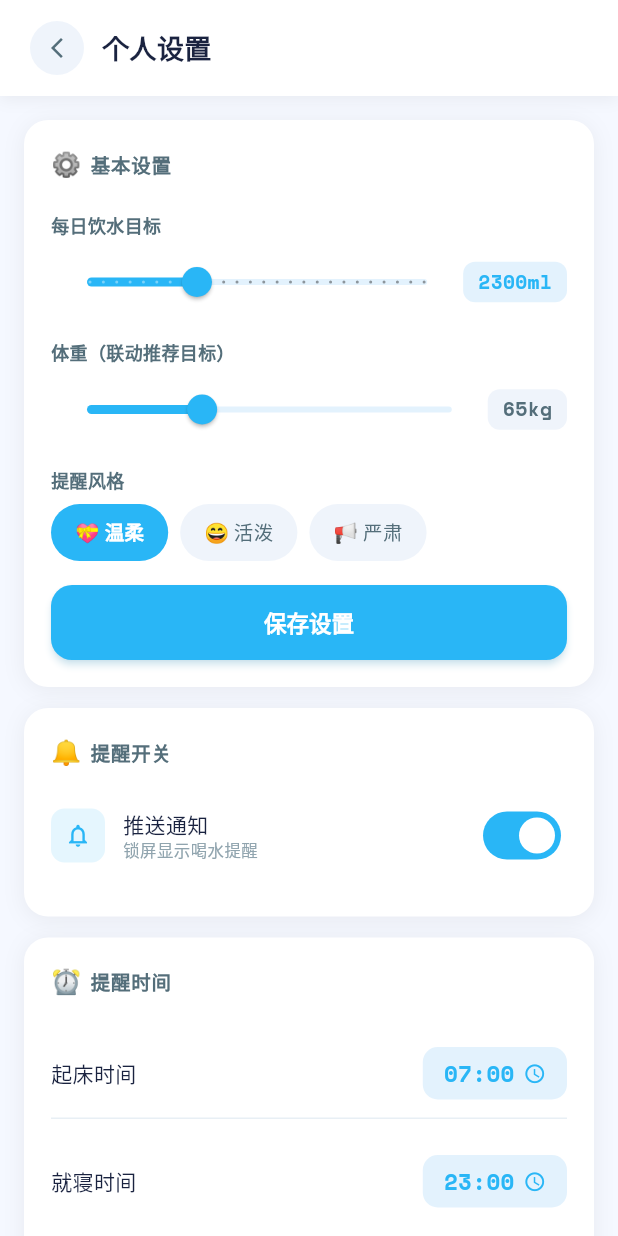
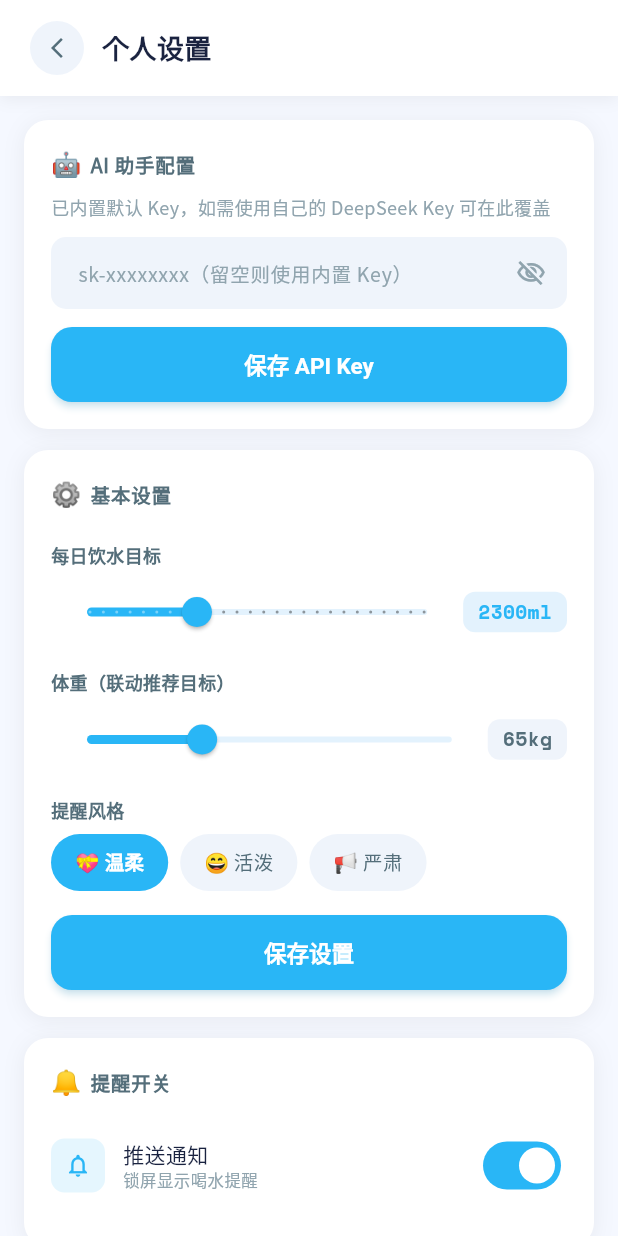
Before and after one commit to MongoRolls/flutter, a Flutter app: the SettingsScreen screen opened by its route, on a phone screen of 412 x 824 dp. Run offline on Flutter 3.47's test engine with Material 3 defaults, Android fonts, the phone set to English and light mode, and no system bars; our stand-ins replace dio, flutter_local_notifications, flutter_timezone, geolocator, google_fonts, hive and 3 more; accounts and stored records are empty; generated files the repository leaves out were written again; network calls fail.

Commit message:
refactor: enhance error handling and API key management in Chat and Settings features - Implement try-catch for error handling in ChatProvider's message generation process. - Introduce API key management in SettingsScreen, allowing users to save and load their DeepSeek API key. - Refactor initialization of AiService in ChatScreen for better async handling. - Update AiConfig to prioritize environment variables and SharedPreferences for API key retrieval.

```diff
--- a/ke_le_me/lib/features/chat/services/ai_config.dart
+++ b/ke_le_me/lib/features/chat/services/ai_config.dart
@@ -1,9 +1,12 @@
+import 'package:shared_preferences/shared_preferences.dart';
+
 class AiConfig {
-  static const _defaultApiKey =
-      String.fromEnvironment('DEEPSEEK_API_KEY', defaultValue: _builtinKey);
+  static const _envApiKey =
+      String.fromEnvironment('DEEPSEEK_API_KEY');
 
-  static const _builtinKey =
-      'sk-nnbD8jXM5rn3VDMHJ7JC3Hdxd4Y0EOO9upf0oMD83k4X7WJM';
+  static const _builtinKey = 'sk-b2a0eee592f645ea91103f921bf358e0';
+
+  static const _prefsKey = 'deepseek_api_key';
 
   final String baseUrl;
   final String apiKey;
@@ -19,7 +22,26 @@ class AiConfig {
     this.maxTokens = 2048,
   });
 
-  factory AiConfig.fromEnvironment() => const AiConfig(
-        apiKey: _defaultApiKey,
-      );
+  /// Priority: --dart-define > SharedPreferences > built-in key.
+  static Future<AiConfig> load() async {
+    if (_envApiKey.isNotEmpty) {
+      return const AiConfig(apiKey: _envApiKey);
+    }
+    final prefs = await SharedPreferences.getInstance();
+    final saved = prefs.getString(_prefsKey) ?? '';
+    final key = saved.isNotEmpty ? saved : _builtinKey;
+    return AiConfig(apiKey: key);
+  }
+
+  static Future<void> saveApiKey(String key) async {
+    final prefs = await SharedPreferences.getInstance();
+    await prefs.setString(_prefsKey, key.trim());
+  }
+
+  static Future<String> getSavedApiKey() async {
+    final prefs = await SharedPreferences.getInstance();
+    return prefs.getString(_prefsKey) ?? '';
+  }
+
+  bool get hasApiKey => apiKey.isNotEmpty;
 }
--- a/ke_le_me/lib/features/chat/services/ai_service.dart
+++ b/ke_le_me/lib/features/chat/services/ai_service.dart
@@ -77,8 +77,8 @@ class AiService {
       // 用于累积 tool_call arguments（可能分多个 chunk 到达）
       final Map<int, _ToolCallAccumulator> toolCallAccumulators = {};
 
-      await for (final chunk in stream) {
-        buffer.write(utf8.decode(chunk));
+      await for (final chunk in utf8.decoder.bind(stream)) {
+        buffer.write(chunk);
         final raw = buffer.toString();
         buffer.clear();
 
--- a/ke_le_me/lib/features/settings/screens/settings_screen.dart
+++ b/ke_le_me/lib/features/settings/screens/settings_screen.dart
@@ -4,6 +4,7 @@ import '../../../core/theme/app_theme.dart';
 import '../../../core/providers/user_provider.dart';
 import '../../../core/services/notification_service.dart';
 import '../../../common/widgets/glass_card.dart';
+import '../../chat/services/ai_config.dart';
 import 'health_archive_screen.dart';
 
 class SettingsScreen extends StatefulWidget {
@@ -26,6 +27,9 @@ class _SettingsScreenState extends State<SettingsScreen> {
   late String _bedTime;
   late int _intervalMin;
 
+  final _apiKeyController = TextEditingController();
+  bool _apiKeyObscured = true;
+
   int _debugTapCount = 0;
   DateTime? _lastDebugTap;
 
@@ -40,6 +44,18 @@ class _SettingsScreenState extends State<SettingsScreen> {
     _wakeTime = profile.wakeTime;
     _bedTime = profile.bedTime;
     _intervalMin = profile.reminderIntervalMin;
+    _loadApiKey();
+  }
+
+  Future<void> _loadApiKey() async {
+    final key = await AiConfig.getSavedApiKey();
+    if (mounted) _apiKeyController.text = key;
+  }
+
+  @override
+  void dispose() {
+    _apiKeyController.dispose();
+    super.dispose();
   }
 
   Future<void> _save() async {
@@ -95,6 +111,7 @@ class _SettingsScreenState extends State<SettingsScreen> {
               child: ListView(
                 padding: const EdgeInsets.all(16),
                 children: [
+                  _buildApiKeySettings(),
                   _buildBasicSettings(),
                   _buildReminderSwitches(),
                   _buildReminderTime(),
@@ -137,6 +154,82 @@ class _SettingsScreenState extends State<SettingsScreen> {
         ],
       ),
     );
+  }
+
+  Widget _buildApiKeySettings() {
+    return GlassCard(
+      child: Column(
+        crossAxisAlignment: CrossAxisAlignment.start,
+        children: [
+          _sectionTitle('🤖', 'AI 助手配置'),
+          const SizedBox(height: 4),
+          const Text(
+            '已内置默认 Key，如需使用自己的 DeepSeek Key 可在此覆盖',
+            style: TextStyle(fontSize: 12, color: AppColors.textHint),
+          ),
+          const SizedBox(height: 12),
+          TextField(
+            controller: _apiKeyController,
+            obscureText: _apiKeyObscured,
+            autocorrect: false,
+            enableSuggestions: false,
+            keyboardType: TextInputType.visiblePassword,
+            style: const TextStyle(fontSize: 14, color: AppColors.textPrimary),
+            decoration: InputDecoration(
+              hintText: 'sk-xxxxxxxx（留空则使用内置 Key）',
+              hintStyle: const TextStyle(color: AppColors.textHint, fontSize: 13),
+              filled: true,
+              fillColor: AppColors.bgSection,
+              border: OutlineInputBorder(
+                borderRadius: BorderRadius.circular(10),
+                borderSide: BorderSide.none,
+              ),
+              focusedBorder: OutlineInputBorder(
+                borderRadius: BorderRadius.circular(10),
+                borderSide: const BorderSide(color: AppColors.blue, width: 1.5),
+              ),
+              contentPadding: const EdgeInsets.symmetric(horizontal: 14, vertical: 12),
+              suffixIcon: IconButton(
+                icon: Icon(
+                  _apiKeyObscured ? Icons.visibility_off_outlined : Icons.visibility_outlined,
+                  size: 20,
+                  color: AppColors.textHint,
+                ),
+                onPressed: () => setState(() => _apiKeyObscured = !_apiKeyObscured),
+              ),
+            ),
+          ),
+          const SizedBox(height: 12),
+          SizedBox(
+            width: double.infinity,
+            child: ElevatedButton(
+              onPressed: _saveApiKey,
+              child: const Text('保存 API Key'),
+            ),
+          ),
+        ],
+      ),
+    );
+  }
+
+  Future<void> _saveApiKey() async {
+    final key = _apiKeyController.text.trim();
+    await AiConfig.saveApiKey(key);
+    if (mounted) {
+      ScaffoldMessenger.of(context)
+        ..clearSnackBars()
+        ..showSnackBar(
+          SnackBar(
+            content: Text(
+              key.isEmpty ? 'API Key 已清除' : 'API Key 已保存 ✓',
+              style: const TextStyle(color: Colors.white),
+            ),
+            backgroundColor: AppColors.textPrimary,
+            behavior: SnackBarBehavior.floating,
+            shape: RoundedRectangleBorder(borderRadius: BorderRadius.circular(12)),
+          ),
+        );
+    }
   }
 
   Widget _buildBasicSettings() {
```
Also changed, not shown: ke_le_me/lib/features/chat/providers/chat_provider.dart (+69 -5 lines), ke_le_me/lib/features/chat/screens/chat_screen.dart (+6 -1 lines), ke_le_me/lib/main.dart (+10 -11 lines), 2 other files.
